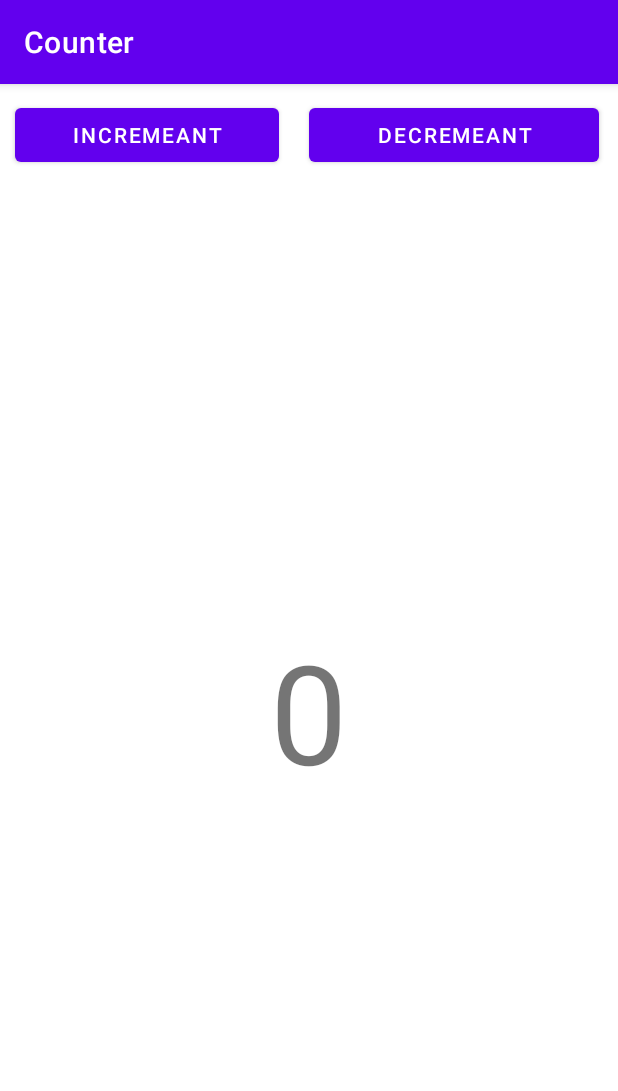
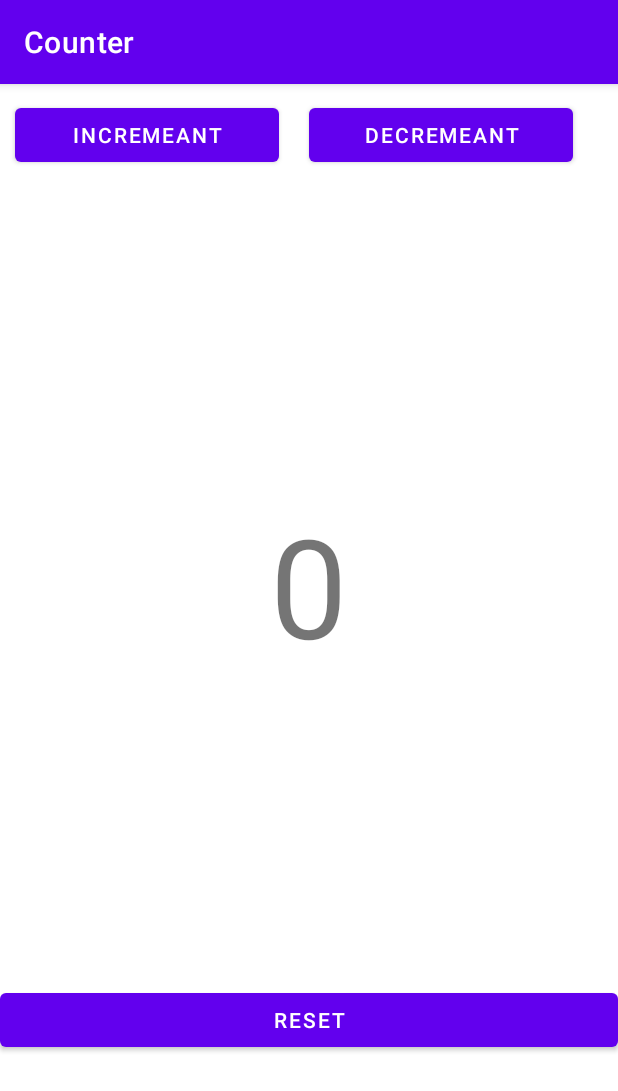
Before and after one commit to MuhammadSaqibShoaib/Counter, an Android app: the screen it shows after launch (MainActivity), on a phone screen of 412 x 824 dp. Shown: the top 1091 px of the screen. Run offline under Robolectric (Android 15) with nearby library versions, the phone set to English and light mode, and no system bars.

Commit message:
Update Activity main

```diff
--- a/app/src/main/res/layout/activity_main.xml
+++ b/app/src/main/res/layout/activity_main.xml
@@ -19,7 +19,7 @@
             android:text="Incremeant" />
 
         <Button
-            android:layout_width="193dp"
+            android:layout_width="176dp"
             android:layout_height="wrap_content"
             android:layout_margin="10dp"
             android:text="Decremeant" />
@@ -27,10 +27,22 @@
 
     <TextView
         android:layout_width="match_parent"
-        android:layout_height="match_parent"
+        android:layout_height="532dp"
+        android:gravity="center"
         android:text="0"
-        android:textSize="92sp"
-        android:gravity="center" />
+        android:textSize="92sp" />
+
+    <LinearLayout
+        android:layout_width="match_parent"
+        android:layout_height="wrap_content"
+        android:gravity="bottom"
+        android:orientation="vertical">
+
+        <Button
+            android:layout_width="match_parent"
+            android:layout_height="match_parent"
+            android:text="Reset" />
+    </LinearLayout>
 
 
 
```
